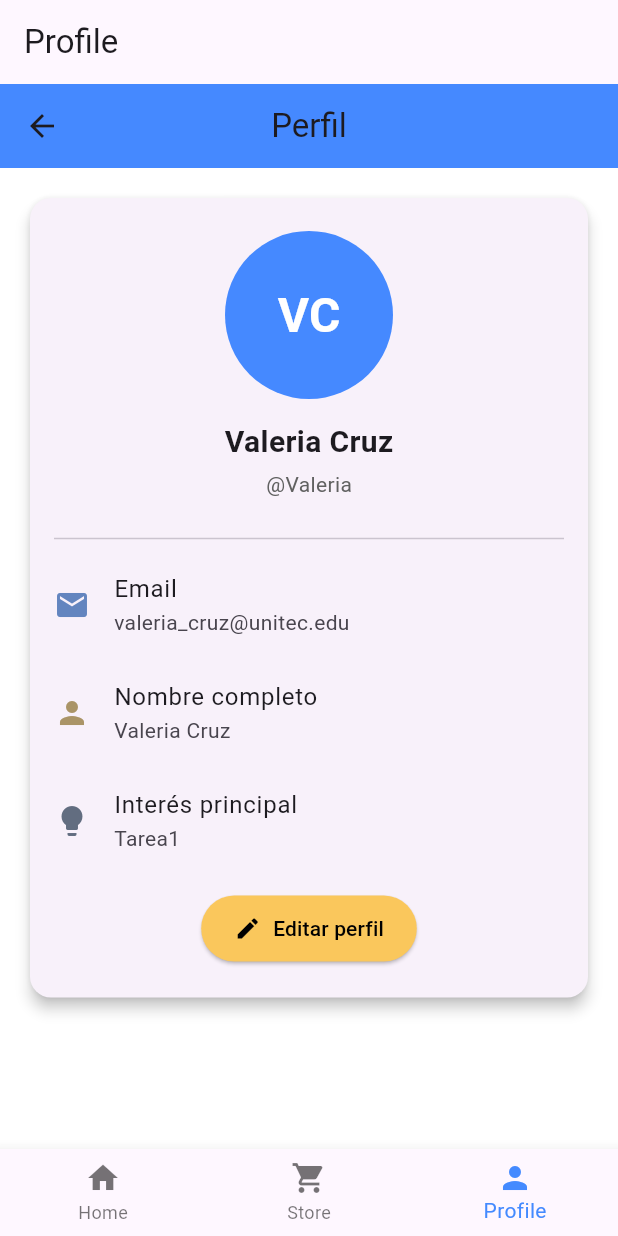
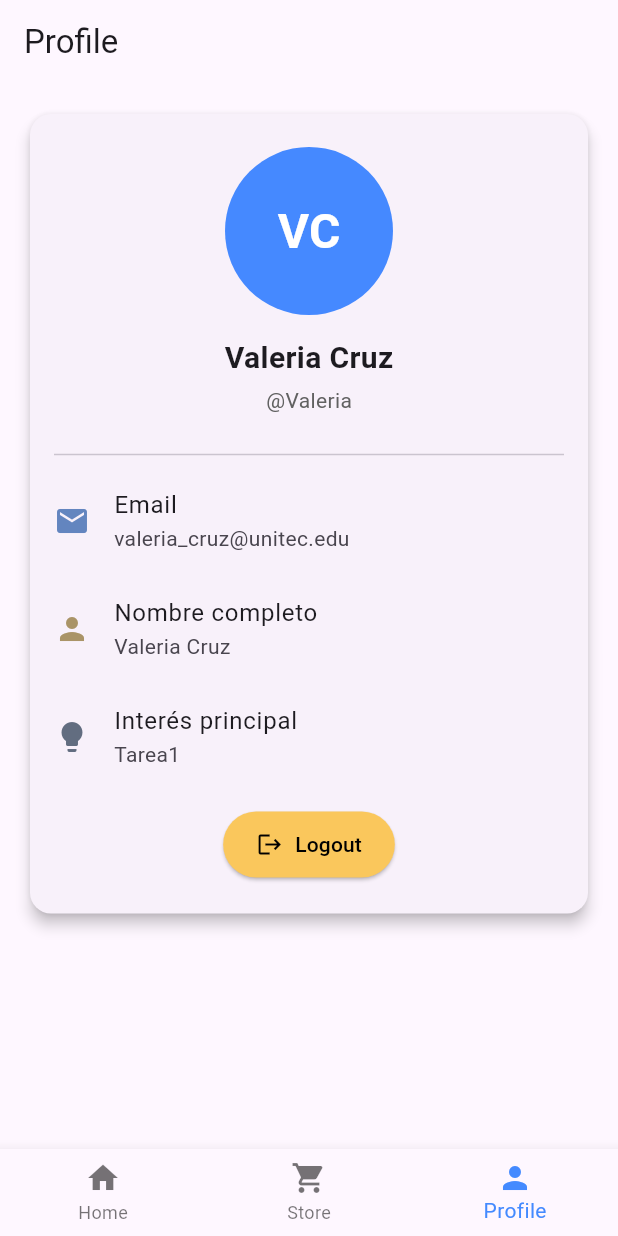
Before and after one commit to jesusherrera94/ejercicios_movil_2025Q3, a Flutter app: the MyBottomTabBar screen opened by its route, item 3 of the bottom bar chosen, on a phone screen of 412 x 824 dp. Run offline on Flutter 3.47's test engine with Material 3 defaults, Android fonts, the phone set to English and light mode, and no system bars; our stand-ins replace cloud_firestore, dio, firebase_auth, firebase_core, flutter_local_notifications, permission_handler and 1 more; accounts and stored records are empty.

Commit message:
adjust profile screen

```diff
--- a/lib/navigation/bottom_tab_bar.dart
+++ b/lib/navigation/bottom_tab_bar.dart
@@ -91,7 +91,7 @@ class _MyBottomTabBarState extends State<MyBottomTabBar>
     case 1:
       return StoreScreen(scrollController: _scrollController);
     case 2:
-      return ProfileScreen();
+      return ProfileScreen(scrollController: _scrollController);
     default:
       return HomeScreen(scrollController: _scrollController);
   }
--- a/lib/screens/profile.dart
+++ b/lib/screens/profile.dart
@@ -2,7 +2,8 @@ import 'package:flutter/material.dart';
 import '../models/user.dart';
 
 class ProfileScreen extends StatefulWidget {
-  const ProfileScreen({super.key});
+  final ScrollController? scrollController;
+  const ProfileScreen({super.key, this.scrollController});
 
   @override
   State<ProfileScreen> createState() => _ProfileScreenState();
@@ -33,15 +34,8 @@ class _ProfileScreenState extends State<ProfileScreen> {
 
     const baseBlue = Color.fromARGB(255, 69, 137, 255);
 
-    return Scaffold(
-      backgroundColor: Colors.white,
-      appBar: AppBar(
-        backgroundColor: baseBlue,
-        title: const Text('Perfil'),
-        centerTitle: true,
-        elevation: 0,
-      ),
-      body: SingleChildScrollView(
+    return  SingleChildScrollView(
+      controller: widget.scrollController,
         child: Padding(
           padding: const EdgeInsets.all(16.0),
           child: Card(
@@ -129,9 +123,9 @@ class _ProfileScreenState extends State<ProfileScreen> {
                     onPressed: () {
                       // aquí podrías abrir edición si quieres más adelante
                     },
-                    icon: const Icon(Icons.edit, color: Colors.black),
+                    icon: const Icon(Icons.logout, color: Colors.black),
                     label: const Text(
-                      'Editar perfil',
+                      'Logout',
                       style: TextStyle(color: Colors.black),
                     ),
                     style: ElevatedButton.styleFrom(
@@ -150,7 +144,6 @@ class _ProfileScreenState extends State<ProfileScreen> {
             ),
           ),
         ),
-      ),
-    );
+      );
   }
 }
```
